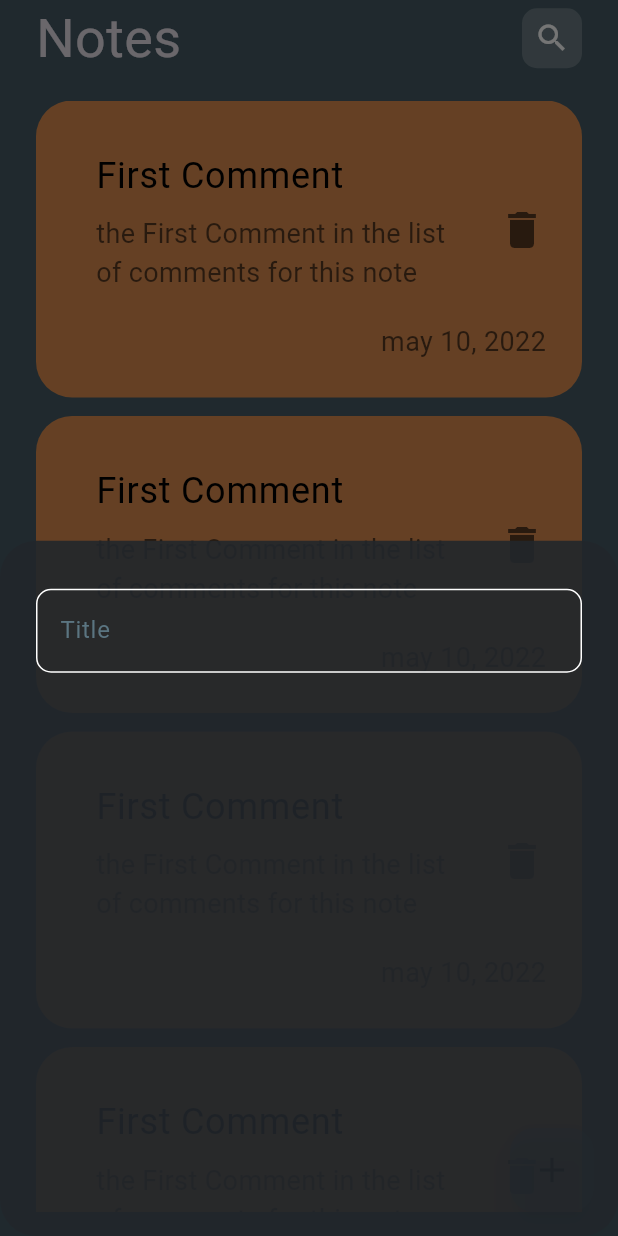
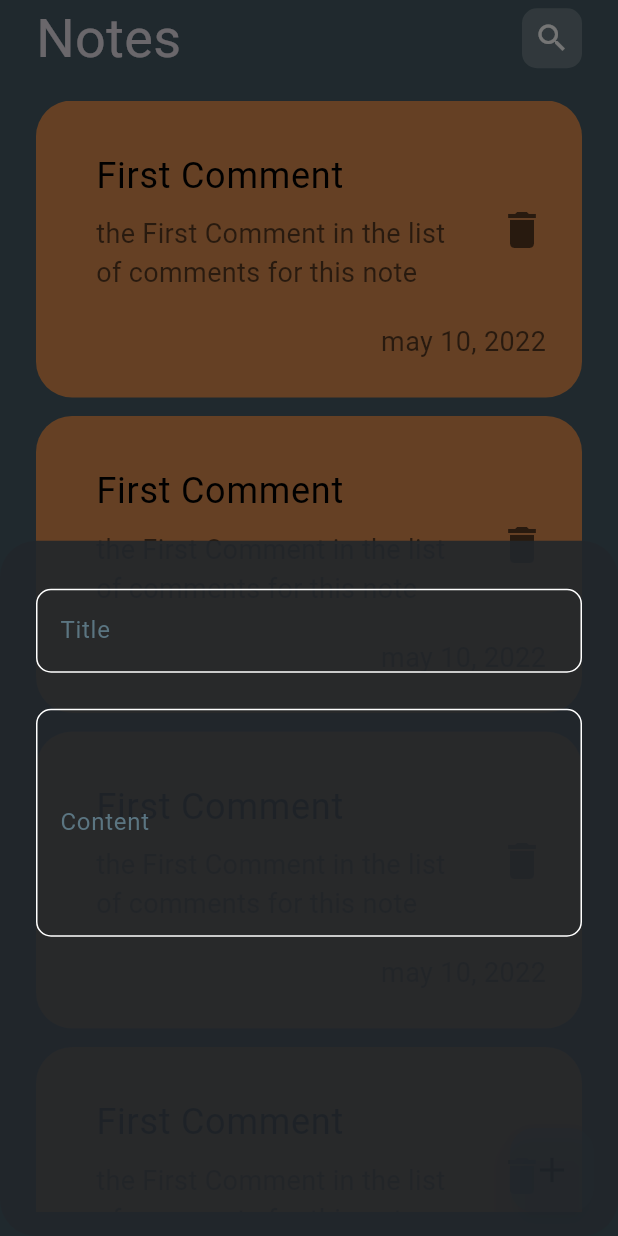
Before and after one commit to wael-saif23/note_app_tr2, a Flutter app: the screen it shows after launch, after a tap on the "add" icon, on a phone screen of 412 x 824 dp. Run offline on Flutter 3.47's test engine with Material 3 defaults, Android fonts, the phone set to English and light mode, and no system bars.

Commit message:
Add new CustomTextField parameter for maxLines
Add a new parameter 'maxLines' to the CustomTextField widget

```diff
--- a/lib/widgets/add_note_buttom_sheete.dart
+++ b/lib/widgets/add_note_buttom_sheete.dart
@@ -11,6 +11,8 @@ class AddNoteButtomSheet extends StatelessWidget {
       padding: EdgeInsets.symmetric(vertical: 32, horizontal: 24),
       child: Column(children: [
         CustomTextField(hintLabelText: "Title",),
+        SizedBox(height: 24,),
+        CustomTextField(hintLabelText: "Content", maxLines: 5,),
       ]),
     );
   }
--- a/lib/widgets/custom_text_field.dart
+++ b/lib/widgets/custom_text_field.dart
@@ -2,12 +2,13 @@ import 'package:flutter/material.dart';
 import 'package:note_app_tr2/constants.dart';
 
 class CustomTextField extends StatelessWidget {
-  const CustomTextField({super.key, this.hintLabelText = ""});
+  const CustomTextField({super.key, this.hintLabelText = "" , this.maxLines = 1});
 final String hintLabelText;
+final int maxLines;
   @override
   Widget build(BuildContext context) {
     return TextField(
-
+      maxLines: maxLines,
           cursorColor: KprimaryColor.withOpacity(.9),
           decoration: InputDecoration(
             labelText:  hintLabelText,
```
